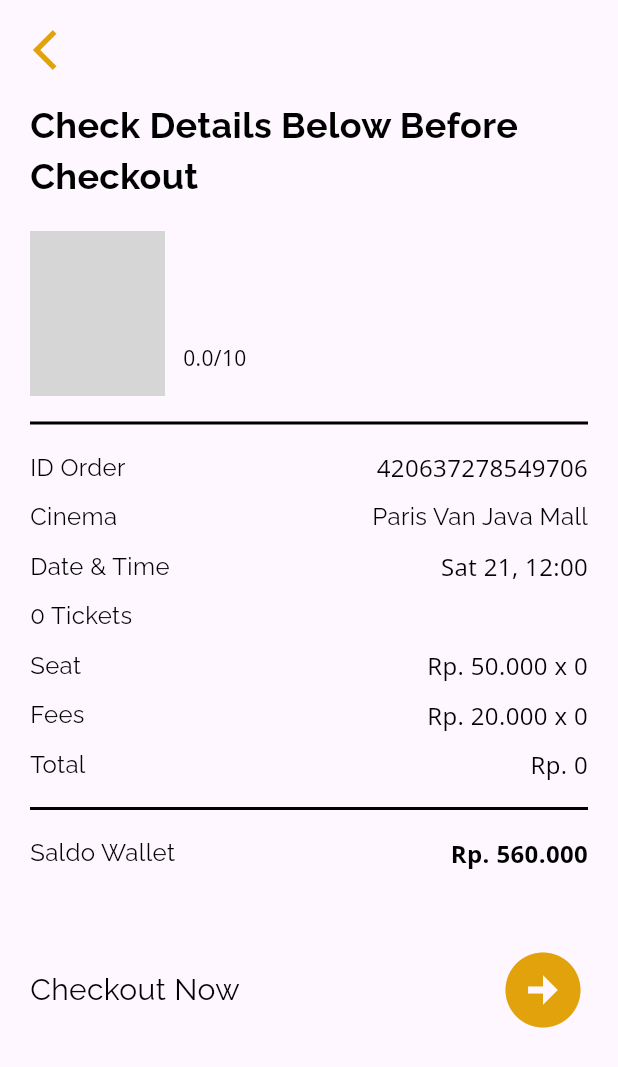
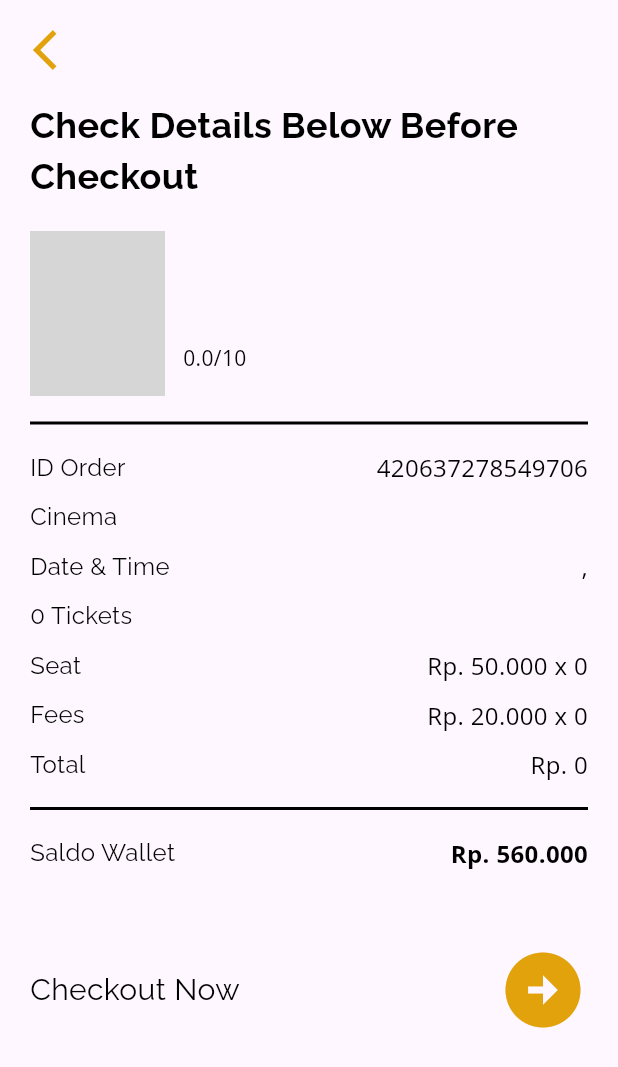
Before and after one commit to Chintialiuw/FlutixApp, a Flutter app: the Seat screen opened directly with empty values, after a tap on the "arrow circle right" icon, on a phone screen of 412 x 824 dp. Shown: the top 1067 px of the screen. Run offline on Flutter 3.47's test engine with Material 3 defaults, Android fonts, the phone set to English and light mode, and no system bars; our stand-ins replace cloud_firestore, firebase_auth, firebase_core, firebase_storage, google_fonts, image_picker and 1 more; accounts and stored records are empty; network calls fail; grey boxes are pictures that could not be loaded.

Commit message:
Update: detail_checkout

```diff
--- a/lib/ui/pages/home/checkout.dart
+++ b/lib/ui/pages/home/checkout.dart
@@ -8,10 +8,13 @@ import 'package:google_fonts/google_fonts.dart';
 import 'dart:math';
 
 class checkout extends StatelessWidget {
-  checkout({Key? key, required this.selectedSeats, required this.movies});
   List<String> selectedSeats;
   Movie movies;
+  String namaBioskop;
+  String namaJam;
+  String namaHari;
 
+    checkout({Key? key, required this.movies, required this.namaJam, required this.namaHari, required this.selectedSeats, required this.namaBioskop}) : super(key: key);
   String generateOrderId() {
     Random random = Random();
     List<int> orderIds = [];
@@ -168,7 +171,6 @@ class checkout extends StatelessWidget {
                             fontWeight: FontWeight.normal,
                           ),
                         ),
-                        SizedBox(width: 135),
                         Text(
                           generateOrderId(),
                           textAlign: TextAlign.right,
@@ -193,9 +195,9 @@ class checkout extends StatelessWidget {
                             fontWeight: FontWeight.normal,
                           ),
                         ),
-                        SizedBox(width: 120),
+
                         Text(
-                          "Paris Van Java Mall",
+                          namaBioskop,
                           textAlign: TextAlign.right,
                           style: GoogleFonts.raleway(
                             color: Colors.black,
@@ -218,9 +220,8 @@ class checkout extends StatelessWidget {
                             fontWeight: FontWeight.normal,
                           ),
                         ),
-                        SizedBox(width: 130),
                         Text(
-                          "Sat 21, 12:00",
+                          "$namaHari, $namaJam",
                           textAlign: TextAlign.right,
                           style: GoogleFonts.openSans(
                             color: Colors.black,
--- a/lib/ui/pages/home/seat.dart
+++ b/lib/ui/pages/home/seat.dart
@@ -8,7 +8,11 @@ import 'package:google_fonts/google_fonts.dart';
 class Seat extends StatefulWidget {
   Movie movie;
 
-  Seat({Key? key, required this.movie}) : super(key: key);
+  Seat({Key? key, required this.movie, required this.namaJam,required this.namaHari, required this.namaBioskop}) : super(key: key);
+
+  String namaBioskop;
+  String namaJam;
+  String namaHari;
 
   @override
   _SeatState createState() => _SeatState();
@@ -211,6 +215,9 @@ class _SeatState extends State<Seat> {
                       Navigator.of(context).push(
                         MaterialPageRoute(
                             builder: (context) => checkout(
+                                  namaBioskop: widget.namaBioskop,
+                                  namaJam: widget.namaJam,
+                                  namaHari: widget.namaHari,
                                   selectedSeats: selectedSeats,
                                   movies: widget.movie,
                                 )),
```
Also changed, not shown: lib/ui/pages/home/places_date.dart (+9 -0 lines).
